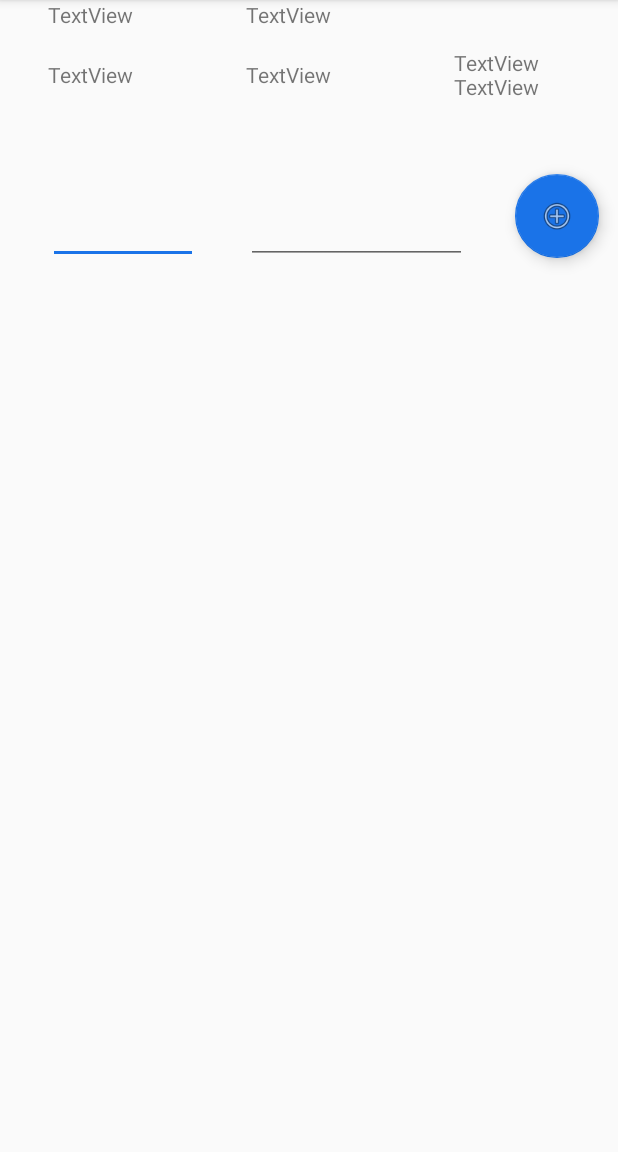
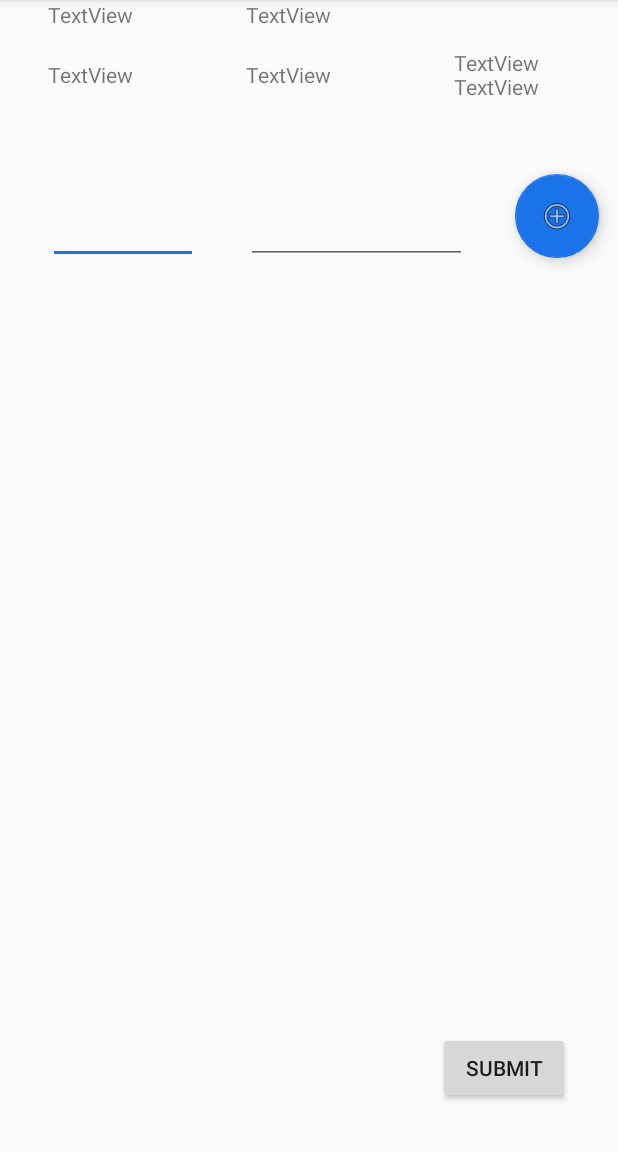
Before and after one commit to prasunmondal/MBros-2.0, an Android app: the DeliveryDenominations screen opened directly, with no data from a screen before it, on a phone screen of 412 x 824 dp, the part 84-1236 px from its top. Run offline under Robolectric (Android 15) with nearby library versions, the phone set to English and light mode, and no system bars; 7 statements that could not run were skipped.

```diff
--- a/app/src/main/java/com/prasunmondal/mbros20/models/Delivery.kt
+++ b/app/src/main/java/com/prasunmondal/mbros20/models/Delivery.kt
@@ -3,9 +3,10 @@ package com.prasunmondal.mbros20.models
 import com.google.gson.reflect.TypeToken
 import com.prasunmondal.mbros20.activities.Denominations
 import com.prasunmondal.mbros20.utils.DataParser
+import java.io.Serializable
 import java.util.ArrayList
 
-class Delivery {
+class Delivery: Serializable {
     var orderId: String
     var deliveryId: String
     var customerId: String
--- a/app/src/main/res/layout/activity_delivery_denominations.xml
+++ b/app/src/main/res/layout/activity_delivery_denominations.xml
@@ -98,6 +98,17 @@
         app:layout_constraintEnd_toEndOf="parent"
         app:layout_constraintTop_toBottomOf="@+id/delivery_denomination_view_customerName" />
 
+    <Button
+        android:id="@+id/delivery_denomination_view_submitBtn"
+        android:layout_width="wrap_content"
+        android:layout_height="wrap_content"
+        android:layout_marginEnd="32dp"
+        android:layout_marginBottom="32dp"
+        android:onClick="onClickDeliveryDenominationSubmitBtn"
+        android:text="Submit"
+        app:layout_constraintBottom_toBottomOf="parent"
+        app:layout_constraintEnd_toEndOf="parent" />
+
     <ScrollView
         android:layout_width="0dp"
         android:layout_height="0dp"
```
Also changed, not shown: app/src/main/java/com/prasunmondal/mbros20/activities/DeliveryDenominations.kt (+13 -1 lines).
